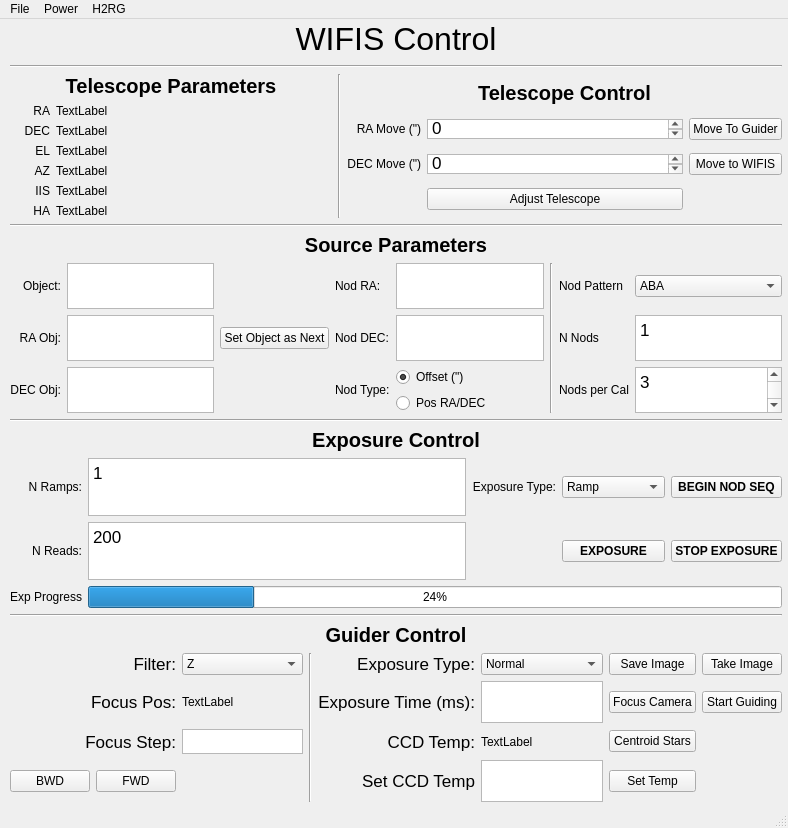
WIFIS-Team/controlcode-new, file WIFIS.ui: the form before one commit.
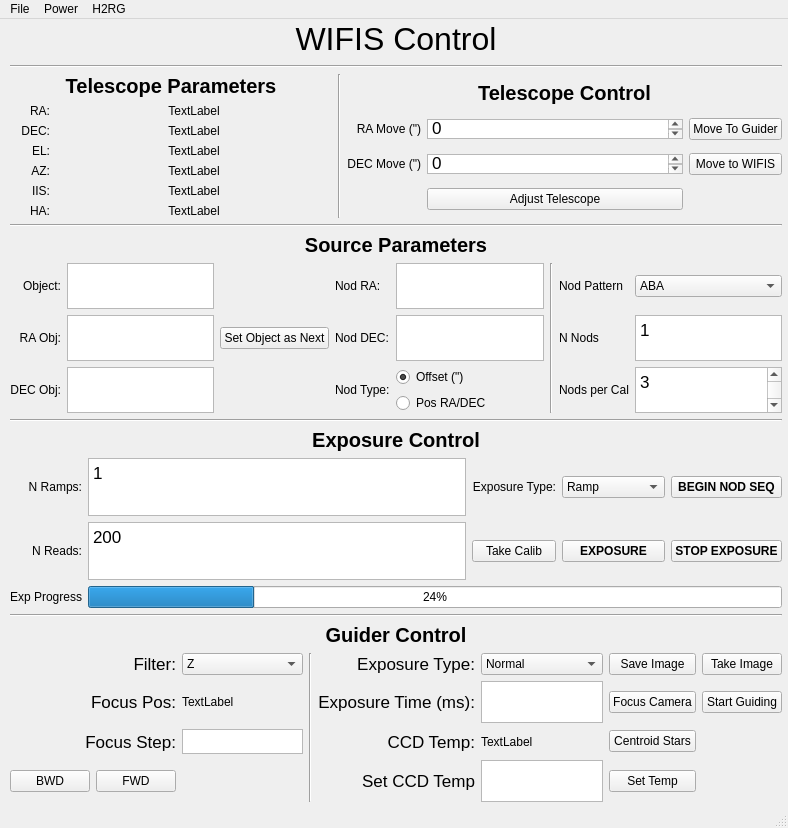
The form after the commit.

```diff
--- a/WIFIS.ui
+++ b/WIFIS.ui
@@ -82,6 +82,9 @@
            <property name="text">
             <string>TextLabel</string>
            </property>
+           <property name="alignment">
+            <set>Qt::AlignCenter</set>
+           </property>
           </widget>
          </item>
          <item row="0" column="0" colspan="2">
@@ -110,7 +113,7 @@
             </size>
            </property>
            <property name="text">
-            <string>EL</string>
+            <string>EL:</string>
            </property>
            <property name="alignment">
             <set>Qt::AlignRight|Qt::AlignTrailing|Qt::AlignVCenter</set>
@@ -122,6 +125,9 @@
            <property name="text">
             <string>TextLabel</string>
            </property>
+           <property name="alignment">
+            <set>Qt::AlignCenter</set>
+           </property>
           </widget>
          </item>
          <item row="7" column="1">
@@ -129,6 +135,9 @@
            <property name="text">
             <string>TextLabel</string>
            </property>
+           <property name="alignment">
+            <set>Qt::AlignCenter</set>
+           </property>
           </widget>
          </item>
          <item row="6" column="0">
@@ -140,7 +149,7 @@
             </size>
            </property>
            <property name="text">
-            <string>IIS</string>
+            <string>IIS:</string>
            </property>
            <property name="alignment">
             <set>Qt::AlignRight|Qt::AlignTrailing|Qt::AlignVCenter</set>
@@ -152,6 +161,9 @@
            <property name="text">
             <string>TextLabel</string>
            </property>
+           <property name="alignment">
+            <set>Qt::AlignCenter</set>
+           </property>
           </widget>
          </item>
          <item row="5" column="1">
@@ -159,6 +171,9 @@
            <property name="text">
             <string>TextLabel</string>
            </property>
+           <property name="alignment">
+            <set>Qt::AlignCenter</set>
+           </property>
           </widget>
          </item>
          <item row="2" column="1">
@@ -166,6 +181,9 @@
            <property name="text">
             <string>TextLabel</string>
            </property>
+           <property name="alignment">
+            <set>Qt::AlignCenter</set>
+           </property>
           </widget>
          </item>
          <item row="2" column="0">
@@ -177,7 +195,7 @@
             </size>
            </property>
            <property name="text">
-            <string>RA</string>
+            <string>RA:</string>
            </property>
            <property name="alignment">
             <set>Qt::AlignRight|Qt::AlignTrailing|Qt::AlignVCenter</set>
@@ -193,7 +211,7 @@
             </size>
            </property>
            <property name="text">
-            <string>HA</string>
+            <string>HA:</string>
            </property>
            <property name="alignment">
             <set>Qt::AlignRight|Qt::AlignTrailing|Qt::AlignVCenter</set>
@@ -209,7 +227,7 @@
             </size>
            </property>
            <property name="text">
-            <string>AZ</string>
+            <string>AZ:</string>
            </property>
            <property name="alignment">
             <set>Qt::AlignRight|Qt::AlignTrailing|Qt::AlignVCenter</set>
@@ -225,7 +243,7 @@
             </size>
            </property>
            <property name="text">
-            <string>DEC</string>
+            <string>DEC:</string>
            </property>
            <property name="alignment">
             <set>Qt::AlignRight|Qt::AlignTrailing|Qt::AlignVCenter</set>
@@ -759,6 +777,19 @@
          </property>
         </widget>
        </item>
+       <item row="2" column="2">
+        <widget class="QPushButton" name="TakeCalibButton">
+         <property name="font">
+          <font>
+           <weight>50</weight>
+           <bold>false</bold>
+          </font>
+         </property>
+         <property name="text">
+          <string>Take Calib</string>
+         </property>
+        </widget>
+       </item>
       </layout>
      </item>
      <item>
```
Left out of the diff: 8 changed lines with no effect on the pictures.
